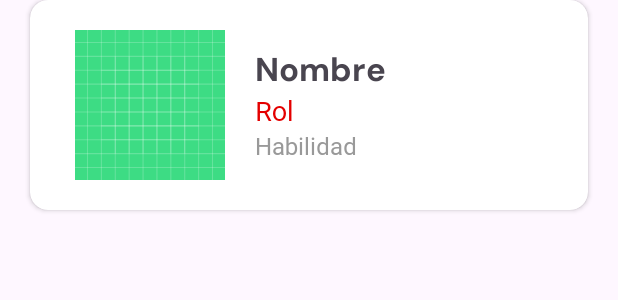
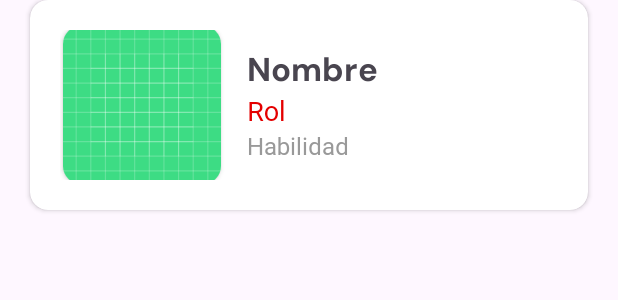
Before and after one commit to juamperuiz/PMDM_Tarea2, an Android app: the layout game_cardview.xml on its own in the app's theme, with its tools: preview values and no code run, on a phone screen of 412 x 824 dp. Shown: the top 300 px of the screen. Run offline under Robolectric (Android 15) with nearby library versions, the phone set to English and light mode, and no system bars.

Commit message:
rounded corners

```diff
--- a/app/src/main/res/layout/game_cardview.xml
+++ b/app/src/main/res/layout/game_cardview.xml
@@ -26,12 +26,20 @@
             android:orientation="horizontal"
             android:padding="20dp">
 
-            <ImageView
-                android:id="@+id/image"
-                android:layout_width="100dp"
-                android:layout_height="100dp"
-                android:layout_margin="10dp"
-                android:src="@drawable/ic_launcher_background" />
+            <androidx.cardview.widget.CardView
+                android:layout_width="105dp"
+                android:layout_height="105dp"
+                android:layout_marginLeft="2dp"
+                android:layout_marginRight="7dp"
+                app:cardCornerRadius="12dp">
+
+                <ImageView
+                    android:id="@+id/image"
+                    android:layout_width="match_parent"
+                    android:layout_height="match_parent"
+                    android:src="@drawable/ic_launcher_background" />
+
+            </androidx.cardview.widget.CardView>
 
             <LinearLayout
                 android:layout_width="wrap_content"
```
